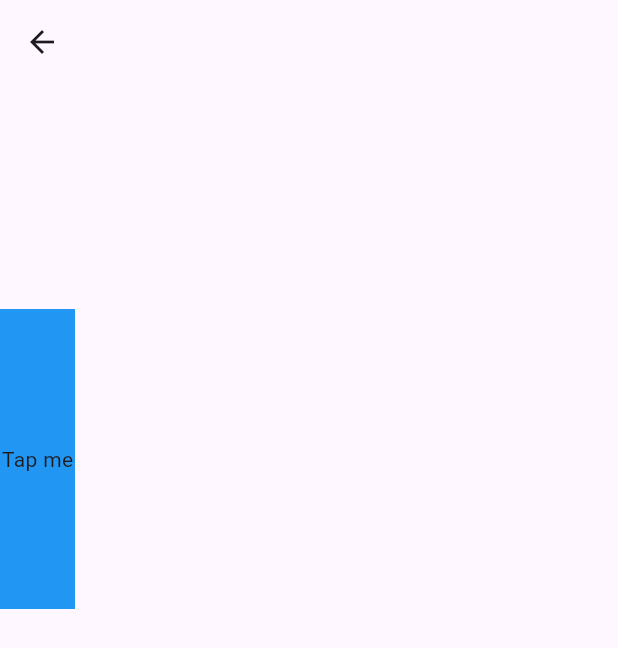
After one commit to OlehChornyi/animations_flutter, a Flutter app: the screen it shows after launch, after a tap on "Animated Positioned", on a phone screen of 412 x 824 dp. The commit adds this screen. Shown: the top 648 px of the screen. Run offline on Flutter 3.47's test engine with Material 3 defaults, Android fonts, the phone set to English and light mode, and no system bars.

Commit message:
9th: animated positioned

```diff
--- /dev/null
+++ b/lib/implicit_animations/8_animated_positioned.dart
@@ -0,0 +1,46 @@
+import 'package:flutter/material.dart';
+
+//ANIMATED POSITIONED
+
+class AnimatedPositionedExample extends StatefulWidget {
+  const AnimatedPositionedExample({super.key});
+
+  @override
+  State<AnimatedPositionedExample> createState() => _AnimatedPositionedExampleState();
+}
+
+class _AnimatedPositionedExampleState extends State<AnimatedPositionedExample> {
+  bool selected = false;
+  Duration duration = Duration(seconds: 2);
+  Curve curve = Curves.fastOutSlowIn;
+
+  @override
+  Widget build(BuildContext context) {
+    return Scaffold(
+      appBar: AppBar(),
+      body: SizedBox(
+        width: 200,
+        height: 350,
+        child: Stack(
+          children: <Widget>[
+            AnimatedPositioned(
+              width: selected ? 200.0 : 50.0,
+              height: selected ? 50.0 : 200.0,
+              top: selected ? 50.0 : 150.0,
+              duration: duration,
+              curve: curve,
+              child: GestureDetector(
+                onTap: () {
+                  setState(() {
+                    selected = !selected;
+                  });
+                },
+                child: const ColoredBox(color: Colors.blue, child: Center(child: Text('Tap me'))),
+              ),
+            ),
+          ],
+        ),
+      ),
+    );
+  }
+}
--- a/lib/pages/my_home_page.dart
+++ b/lib/pages/my_home_page.dart
@@ -5,6 +5,7 @@ import 'package:animations_flutter/implicit_animations/4_animated_scale.dart';
 import 'package:animations_flutter/implicit_animations/5_animated_rotation.dart';
 import 'package:animations_flutter/implicit_animations/6_animated_slide.dart';
 import 'package:animations_flutter/implicit_animations/7_animated_padding.dart';
+import 'package:animations_flutter/implicit_animations/8_animated_positioned.dart';
 import 'package:flutter/material.dart';
 
 class MyHomePage extends StatefulWidget {
@@ -65,6 +66,11 @@ class _MyHomePageState extends State<MyHomePage> {
                   () => navigator(context, const AnimatedPaddingExample()),
               child: Text('Animated Padding'),
             ),
+            ElevatedButton(
+              onPressed:
+                  () => navigator(context, const AnimatedPositionedExample()),
+              child: Text('Animated Positioned'),
+            ),
           ],
         ),
       ),
```
